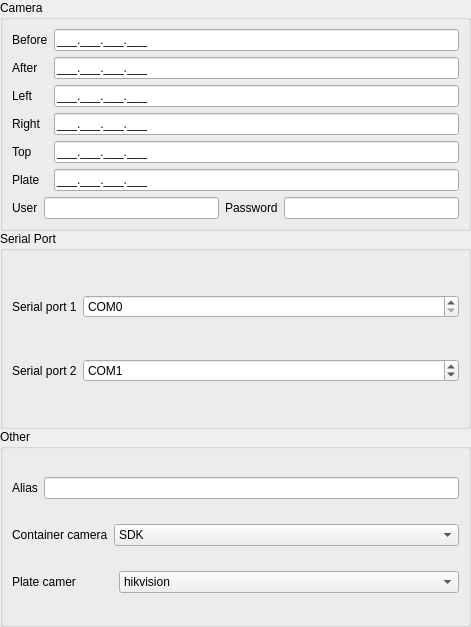
Old version of the form Main/Setting/channel_setting_form.ui in the repository 519984307/Container_Multiple_Channels_20200522.
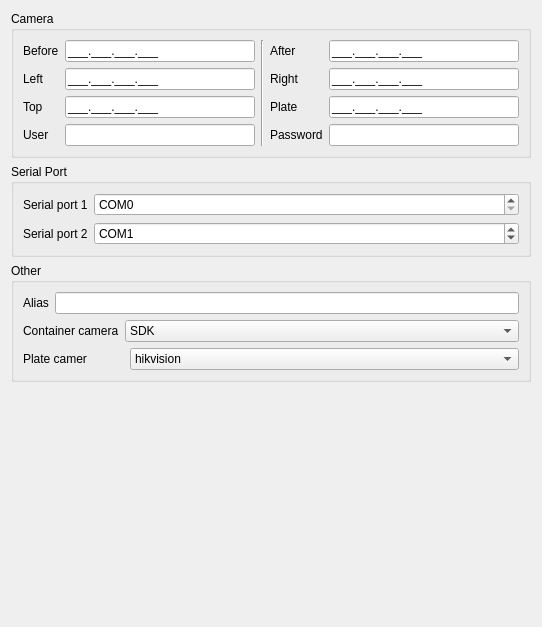
New version of the form.

Patch:
```diff
--- a/Main/Setting/channel_setting_form.ui
+++ b/Main/Setting/channel_setting_form.ui
@@ -6,7 +6,7 @@
    <rect>
     <x>0</x>
     <y>0</y>
-    <width>471</width>
+    <width>542</width>
     <height>627</height>
    </rect>
   </property>
@@ -16,22 +16,143 @@
   <property name="autoFillBackground">
    <bool>false</bool>
   </property>
-  <layout class="QGridLayout" name="gridLayout">
-   <property name="leftMargin">
-    <number>0</number>
-   </property>
-   <property name="topMargin">
-    <number>0</number>
-   </property>
-   <property name="rightMargin">
-    <number>0</number>
-   </property>
-   <property name="bottomMargin">
-    <number>0</number>
-   </property>
-   <property name="spacing">
-    <number>0</number>
-   </property>
+  <layout class="QGridLayout" name="gridLayout_2">
+   <item row="0" column="0">
+    <widget class="QGroupBox" name="groupBox">
+     <property name="title">
+      <string>Camera</string>
+     </property>
+     <layout class="QGridLayout" name="gridLayout">
+      <item row="0" column="0">
+       <layout class="QVBoxLayout" name="verticalLayout">
+        <item>
+         <widget class="QLabel" name="label_11">
+          <property name="text">
+           <string>Before</string>
+          </property>
+         </widget>
+        </item>
+        <item>
+         <widget class="QLabel" name="label_16">
+          <property name="text">
+           <string>Left</string>
+          </property>
+         </widget>
+        </item>
+        <item>
+         <widget class="QLabel" name="label_9">
+          <property name="text">
+           <string>Top</string>
+          </property>
+         </widget>
+        </item>
+        <item>
+         <widget class="QLabel" name="label_13">
+          <property name="text">
+           <string>User</string>
+          </property>
+         </widget>
+        </item>
+       </layout>
+      </item>
+      <item row="0" column="1">
+       <layout class="QVBoxLayout" name="verticalLayout_2">
+        <item>
+         <widget class="QLineEdit" name="lineEdit_11">
+          <property name="inputMask">
+           <string>000.000.000.000;_</string>
+          </property>
+         </widget>
+        </item>
+        <item>
+         <widget class="QLineEdit" name="lineEdit_16">
+          <property name="inputMask">
+           <string>000.000.000.000;_</string>
+          </property>
+         </widget>
+        </item>
+        <item>
+         <widget class="QLineEdit" name="lineEdit_9">
+          <property name="inputMask">
+           <string>000.000.000.000;_</string>
+          </property>
+         </widget>
+        </item>
+        <item>
+         <widget class="QLineEdit" name="lineEdit_13"/>
+        </item>
+       </layout>
+      </item>
+      <item row="0" column="2">
+       <widget class="Line" name="line">
+        <property name="orientation">
+         <enum>Qt::Vertical</enum>
+        </property>
+       </widget>
+      </item>
+      <item row="0" column="3">
+       <layout class="QVBoxLayout" name="verticalLayout_3">
+        <item>
+         <widget class="QLabel" name="label_14">
+          <property name="text">
+           <string>After</string>
+          </property>
+         </widget>
+        </item>
+        <item>
+         <widget class="QLabel" name="label_10">
+          <property name="text">
+           <string>Right</string>
+          </property>
+         </widget>
+        </item>
+        <item>
+         <widget class="QLabel" name="label_15">
+          <property name="text">
+           <string>Plate</string>
+          </property>
+         </widget>
+        </item>
+        <item>
+         <widget class="QLabel" name="label_12">
+          <property name="text">
+           <string>Password</string>
+          </property>
+         </widget>
+        </item>
+       </layout>
+      </item>
+      <item row="0" column="4">
+       <layout class="QVBoxLayout" name="verticalLayout_4">
+        <item>
+         <widget class="QLineEdit" name="lineEdit_14">
+          <property name="inputMask">
+           <string>000.000.000.000;_</string>
+          </property>
+         </widget>
+        </item>
+        <item>
+         <widget class="QLineEdit" name="lineEdit_10">
+          <property name="inputMask">
+           <string>000.000.000.000;_</string>
+          </property>
+         </widget>
+        </item>
+        <item>
+         <widget class="QLineEdit" name="lineEdit_15">
+          <property name="inputMask">
+           <string>000.000.000.000;_</string>
+          </property>
+         </widget>
+        </item>
+        <item>
+         <widget class="QLineEdit" name="lineEdit_12"/>
+        </item>
+       </layout>
+      </item>
+     </layout>
+    </widget>
+   </item>
    <item row="1" column="0">
     <widget class="QGroupBox" name="groupBox_2">
      <property name="title">
@@ -180,130 +301,18 @@
      </layout>
     </widget>
    </item>
-   <item row="0" column="0">
-    <widget class="QGroupBox" name="groupBox">
-     <property name="title">
-      <string>Camera</string>
+   <item row="3" column="0">
+    <spacer name="verticalSpacer">
+     <property name="orientation">
+      <enum>Qt::Vertical</enum>
      </property>
-     <layout class="QGridLayout" name="gridLayout_2">
-      <item row="0" column="2">
-       <layout class="QVBoxLayout" name="verticalLayout_2">
-        <item>
-         <widget class="QLineEdit" name="lineEdit_11">
-          <property name="inputMask">
-           <string>000.000.000.000;_</string>
-          </property>
-         </widget>
-        </item>
-        <item>
-         <widget class="QLineEdit" name="lineEdit_14">
-          <property name="inputMask">
-           <string>000.000.000.000;_</string>
-          </property>
-         </widget>
-        </item>
-        <item>
-         <widget class="QLineEdit" name="lineEdit_16">
-          <property name="inputMask">
-           <string>000.000.000.000;_</string>
-          </property>
-         </widget>
-        </item>
-        <item>
-         <widget class="QLineEdit" name="lineEdit_10">
-          <property name="inputMask">
-           <string>000.000.000.000;_</string>
-          </property>
-         </widget>
-        </item>
-        <item>
-         <widget class="QLineEdit" name="lineEdit_9">
-          <property name="inputMask">
-           <string>000.000.000.000;_</string>
-          </property>
-         </widget>
-        </item>
-        <item>
-         <widget class="QLineEdit" name="lineEdit_15">
-          <property name="inputMask">
-           <string>000.000.000.000;_</string>
-          </property>
-         </widget>
-        </item>
-       </layout>
-      </item>
-      <item row="1" column="1" colspan="2">
-       <layout class="QHBoxLayout" name="horizontalLayout">
-        <item>
-         <widget class="QLabel" name="label_13">
-          <property name="text">
-           <string>User</string>
-          </property>
-         </widget>
-        </item>
-        <item>
-         <widget class="QLineEdit" name="lineEdit_13"/>
-        </item>
-        <item>
-         <widget class="QLabel" name="label_12">
-          <property name="text">
-           <string>Password</string>
-          </property>
-         </widget>
-        </item>
-        <item>
-         <widget class="QLineEdit" name="lineEdit_12"/>
-        </item>
-       </layout>
-      </item>
-      <item row="0" column="1">
-       <layout class="QVBoxLayout" name="verticalLayout">
-        <item>
-         <widget class="QLabel" name="label_11">
-          <property name="text">
-           <string>Before</string>
-          </property>
-         </widget>
-        </item>
-        <item>
-         <widget class="QLabel" name="label_14">
-          <property name="text">
-           <string>After</string>
-          </property>
-         </widget>
-        </item>
-        <item>
-         <widget class="QLabel" name="label_16">
-          <property name="text">
-           <string>Left</string>
-          </property>
-         </widget>
-        </item>
-        <item>
-         <widget class="QLabel" name="label_10">
-          <property name="text">
-           <string>Right</string>
-          </property>
-         </widget>
-        </item>
-        <item>
-         <widget class="QLabel" name="label_9">
-          <property name="text">
-           <string>Top</string>
-          </property>
-         </widget>
-        </item>
-        <item>
-         <widget class="QLabel" name="label_15">
-          <property name="text">
-           <string>Plate</string>
-          </property>
-         </widget>
-        </item>
-       </layout>
-      </item>
-     </layout>
-    </widget>
+     <property name="sizeHint" stdset="0">
+      <size>
+       <width>20</width>
+       <height>132</height>
+      </size>
+     </property>
+    </spacer>
    </item>
   </layout>
  </widget>
```
Left out of the diff: 15 changed lines with no effect on the pictures.
